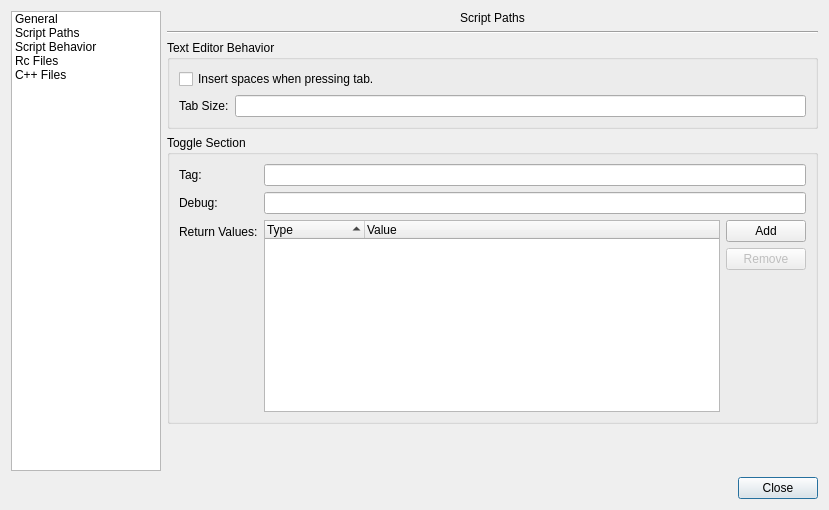
The window that src/gui/optionsdialog.ui (KDAB/knut) describes before a commit, drawn with Qt 5.
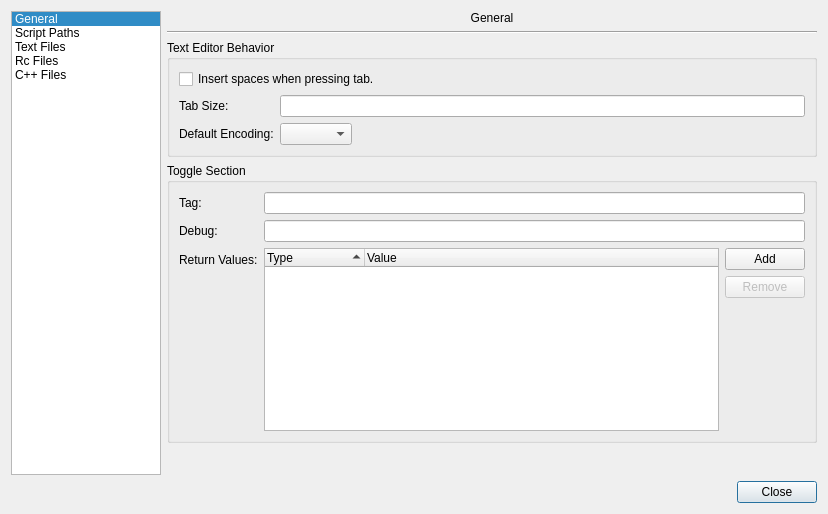
The same window after the commit. The open tabs and pages were chosen to show the change.

Commit message:
feat: Select project encoding for text files
Until now, Knut was trying to open the file in UTF-8. You can now select
the default encoding for the project.

Note: this is global to the project, there's no per-file settings (yet)

```diff
--- a/src/gui/optionsdialog.ui
+++ b/src/gui/optionsdialog.ui
@@ -6,8 +6,8 @@
    <rect>
     <x>0</x>
     <y>0</y>
-    <width>829</width>
-    <height>510</height>
+    <width>828</width>
+    <height>514</height>
    </rect>
   </property>
   <property name="windowTitle">
@@ -281,6 +281,33 @@
           <item row="1" column="1">
            <widget class="QLineEdit" name="tabSize"/>
           </item>
+          <item row="2" column="0">
+           <widget class="QLabel" name="label">
+            <property name="text">
+             <string>Default Encoding:</string>
+            </property>
+           </widget>
+          </item>
+          <item row="2" column="1">
+           <layout class="QHBoxLayout" name="horizontalLayout">
+            <item>
+             <widget class="QComboBox" name="encoding"/>
+            </item>
+            <item>
+             <spacer name="horizontalSpacer">
+              <property name="orientation">
+               <enum>Qt::Orientation::Horizontal</enum>
+              </property>
+              <property name="sizeHint" stdset="0">
+               <size>
+                <width>248</width>
+                <height>17</height>
+               </size>
+              </property>
+             </spacer>
+            </item>
+           </layout>
+          </item>
          </layout>
         </widget>
        </item>
@@ -677,7 +704,7 @@
    <item row="0" column="1">
     <widget class="QLabel" name="title">
      <property name="text">
-      <string>Script Paths</string>
+      <string>General</string>
      </property>
      <property name="alignment">
       <set>Qt::AlignCenter</set>
@@ -708,7 +735,7 @@
       <enum>QFrame::StyledPanel</enum>
      </property>
      <property name="currentRow">
-      <number>-1</number>
+      <number>0</number>
      </property>
      <item>
       <property name="text">
@@ -722,7 +749,7 @@
      </item>
      <item>
       <property name="text">
-       <string>Script Behavior</string>
+       <string>Text Files</string>
       </property>
      </item>
      <item>
```
Left out of the diff: 40 changed lines with no effect on the pictures. The commit also changes 10 other files.
